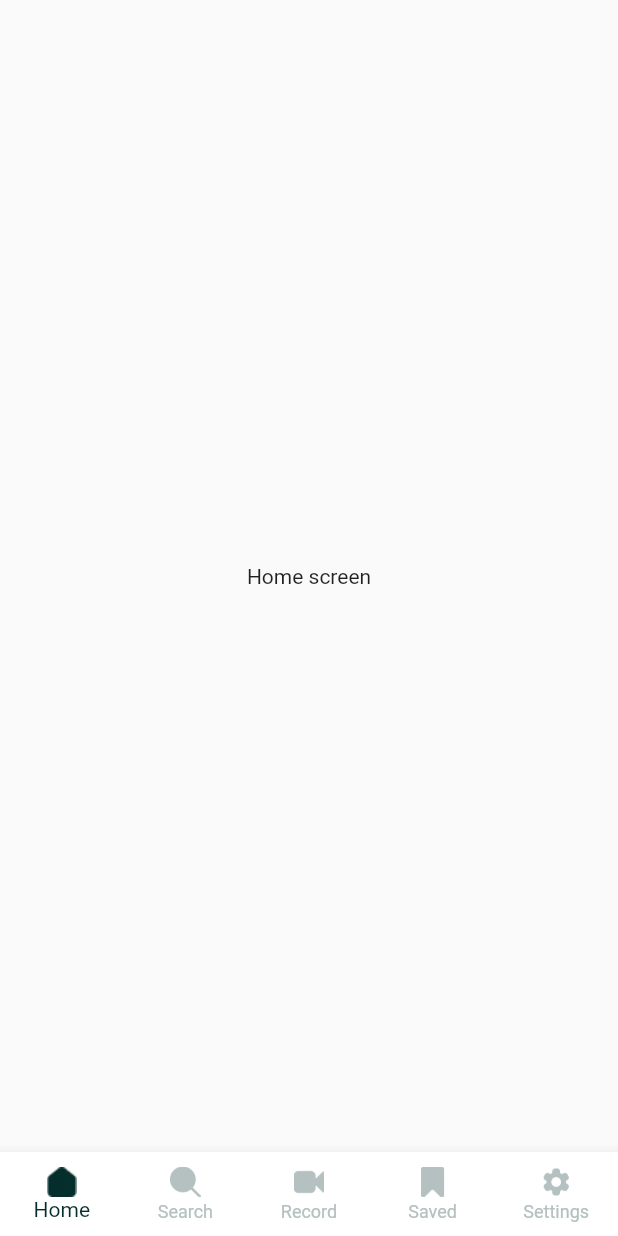
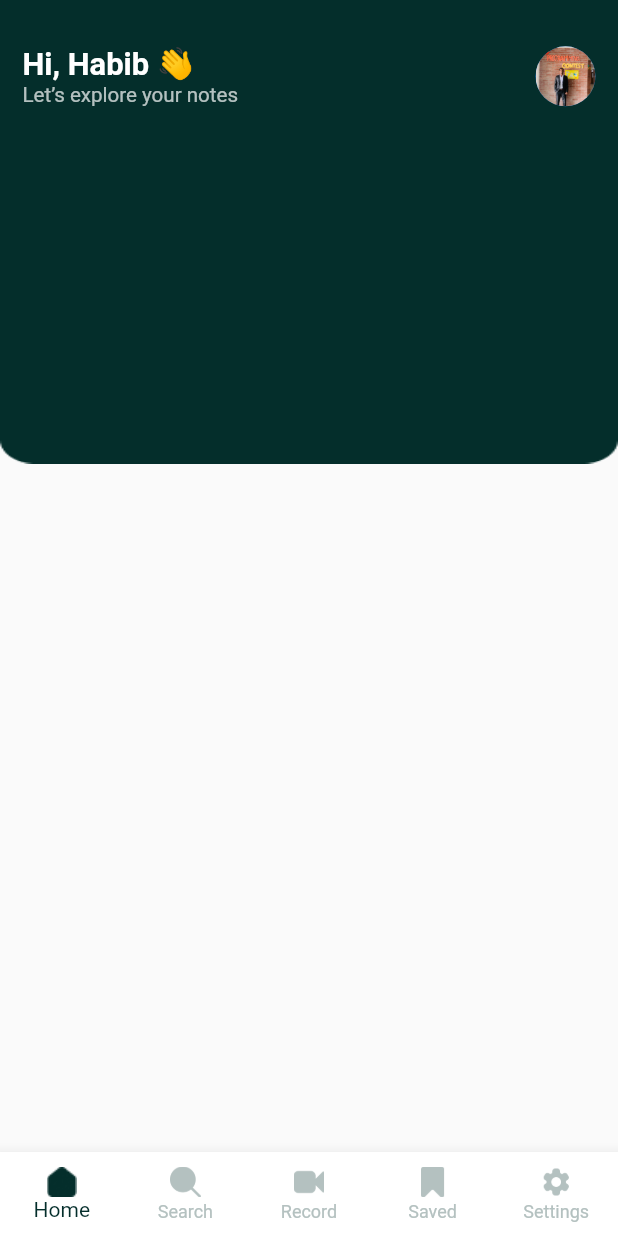
Before and after one commit to Sohag-84/ui_task, a Flutter app: the screen it shows after launch, on a phone screen of 412 x 824 dp. Run offline on Flutter 3.47's test engine with Material 2 defaults, Android fonts, the phone set to English and light mode, and no system bars; our stand-ins replace flutter_screenutil, get.

Commit message:
app bar serction done

```diff
--- a/lib/constants/image_path.dart
+++ b/lib/constants/image_path.dart
@@ -3,3 +3,7 @@ const icSearch = "assets/icons/search.png";
 const icRecord = "assets/icons/record.png";
 const icSaved = "assets/icons/save.png";
 const icSetting = "assets/icons/settings.png";
+
+//images
+const imgContainer = "assets/images/bg.png";
+const imgProfile = "assets/images/img.jpg";
--- a/lib/constants/strings.dart
+++ b/lib/constants/strings.dart
@@ -3,3 +3,11 @@ const search = "Search";
 const record = "Record";
 const save = "Saved";
 const setting = "Settings";
+
+//home screen
+const helloTxt = "Hi, Habib 👋";
+const letsExplore = "Let’s explore your notes";
+const welcome = "Welcome to TickTick Task";
+const yourOneStop =
+    "Your one-stop app for task management. Simplify, track, and accomplish tasks with ease.";
+const watchVideo = "Watch Video";
--- a/lib/views/screens/bottom_navigation/bottom_navigation.dart
+++ b/lib/views/screens/bottom_navigation/bottom_navigation.dart
@@ -5,6 +5,7 @@ import 'package:ui_task/constants/colors.dart';
 import 'package:ui_task/constants/image_path.dart';
 import 'package:ui_task/constants/strings.dart';
 import 'package:ui_task/controllers/nav_controller.dart';
+import 'package:ui_task/views/screens/home/home_screen.dart';
 
 class BottomNavScreen extends StatelessWidget {
   BottomNavScreen({Key? key}) : super(key: key);
@@ -12,9 +13,7 @@ class BottomNavScreen extends StatelessWidget {
   final controller = Get.put(NavController());
 
   List pageList = const [
-    Center(
-      child: Text("Home screen"),
-    ),
+   HomeScreen(),
     Center(
       child: Text("Search screen"),
     ),
--- /dev/null
+++ b/lib/views/screens/home/home_screen.dart
@@ -0,0 +1,75 @@
+// ignore_for_file: prefer_const_literals_to_create_immutables, prefer_const_constructors
+
+import 'package:flutter/material.dart';
+import 'package:flutter_screenutil/flutter_screenutil.dart';
+import 'package:ui_task/constants/image_path.dart';
+import 'package:ui_task/constants/strings.dart';
+
+class HomeScreen extends StatelessWidget {
+  const HomeScreen({Key? key}) : super(key: key);
+
+  @override
+  Widget build(BuildContext context) {
+    return Scaffold(
+      body: SafeArea(
+        child: Column(
+          children: [
+            Container(
+              height: 300.h,
+              width: double.infinity,
+              decoration: BoxDecoration(
+                image: DecorationImage(
+                  fit: BoxFit.fill,
+                  image: AssetImage(imgContainer),
+                ),
+              ),
+              child: Padding(
+                padding: EdgeInsets.symmetric(horizontal: 15.0),
+                child: Column(
+
+                  children: [
+                     SizedBox(height: 30.h),
+                    Row(
+                    mainAxisAlignment: MainAxisAlignment.center,
+                      children: [
+
+                        Column(
+                          crossAxisAlignment: CrossAxisAlignment.start,
+                          children: [
+
+                            Text(
+                              helloTxt,
+                              style: TextStyle(
+                                fontSize: 18.sp,
+                                fontWeight: FontWeight.w600,
+                                color: Colors.white,
+                              ),
+                            ),
+                            Text(
+                              letsExplore,
+                              style: TextStyle(
+                                fontSize: 12.sp,
+                                fontWeight: FontWeight.w400,
+                                color: Colors.white.withOpacity(.70),
+                              ),
+                            ),
+                          ],
+                        ),
+                        Expanded(child: Container()),
+                        Center(
+                          child: CircleAvatar(
+                            backgroundImage: AssetImage(imgProfile),
+                          ),
+                        ),
+                      ],
+                    ),
+                  ],
+                ),
+              ),
+            ),
+          ],
+        ),
+      ),
+    );
+  }
+}
--- a/pubspec.yaml
+++ b/pubspec.yaml
@@ -65,7 +65,7 @@ flutter:
   # To add assets to your application, add an assets section, like this:
   assets:
     - assets/icons/
-  #   - images/a_dot_ham.jpeg
+    - assets/images/
 
   # An image asset can refer to one or more resolution-specific "variants", see
   # https://flutter.dev/assets-and-images/#resolution-aware
```
Also changed, not shown: assets/images/bg.png (added), assets/images/img.jpg (added).
